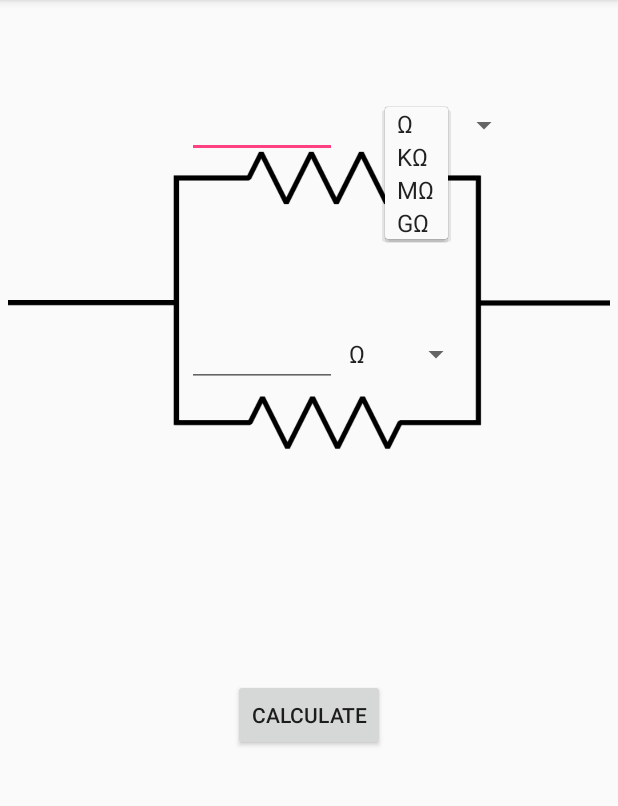
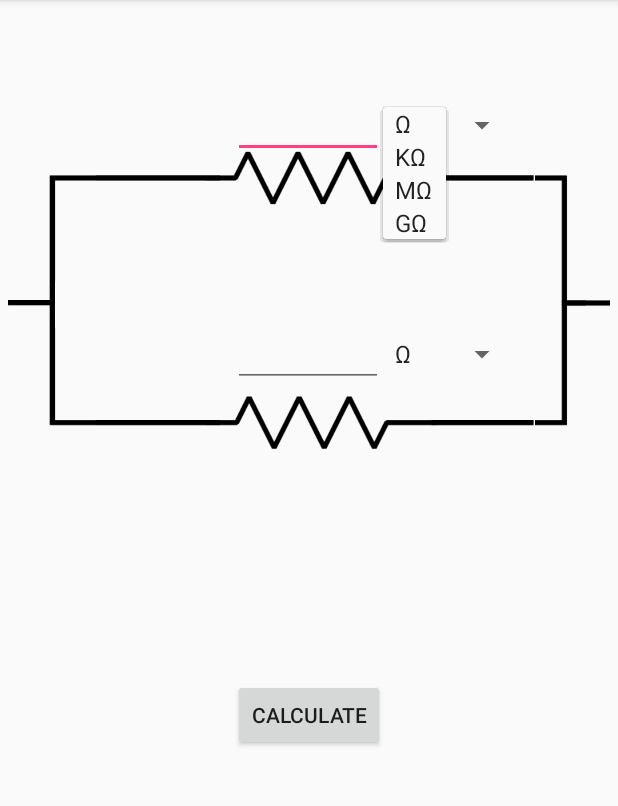
Before and after one commit to JonasKoppen/ResistorCalculator, an Android app: the resistor_parallel screen opened directly, with no data from a screen before it, after a tap on an icon or button, on a phone screen of 412 x 824 dp, the part 84-890 px from its top. Run offline under Robolectric (Android 15) with nearby library versions, the phone set to English and light mode, and no system bars.

Commit message:
serie en parallel klaar

```diff
--- a/app/src/main/java/ap/appoty/viktorsegers/jonaskoppen/resistorcalculator/resistor_parallel.java
+++ b/app/src/main/java/ap/appoty/viktorsegers/jonaskoppen/resistorcalculator/resistor_parallel.java
@@ -83,7 +83,7 @@ public class resistor_parallel extends AppCompatActivity {
             double R1 = Double.parseDouble(R1string) * R1multiplier;
             double R2 = Double.parseDouble(R2string) * R2multiplier;
 
-            double Rtotal = calculator.getWaarde(((R1*R2)/(R1+R2)));
+            double Rtotal = Math.round(calculator.getWaarde(((R1*R2)/(R1+R2))) * 1000000d) / 1000000d;
             String prefix = calculator.getPrefix(((R1*R2)/(R1+R2)));
             totalText.setText(Rtotal + prefix + "Ω");
         }
--- a/app/src/main/java/ap/appoty/viktorsegers/jonaskoppen/resistorcalculator/resistor_serie.java
+++ b/app/src/main/java/ap/appoty/viktorsegers/jonaskoppen/resistorcalculator/resistor_serie.java
@@ -83,7 +83,7 @@ public class resistor_serie extends AppCompatActivity {
             String R2string = R2Text.getText().toString();
             double R1 = Double.parseDouble(R1string) * R1multiplier;
             double R2 = Double.parseDouble(R2string) * R2multiplier;
-            double Rtotal = calculator.getWaarde((R1 + R2));
+            double Rtotal = Math.round(calculator.getWaarde((R1 + R2))*1000000d)*1000000d;
             String prefix = calculator.getPrefix((R1 + R2));
             totalText.setText(String.valueOf(Rtotal) + prefix + "Ω");
         }
--- a/app/src/main/res/layout/activity_resistor_parallel.xml
+++ b/app/src/main/res/layout/activity_resistor_parallel.xml
@@ -18,12 +18,10 @@
         android:id="@+id/editTextR1"
         android:layout_width="100dp"
         android:layout_height="wrap_content"
-        android:layout_alignEnd="@+id/btnCalculate"
         android:layout_alignParentTop="true"
-        android:layout_marginEnd="32dp"
+        android:layout_alignStart="@+id/btnCalculate"
         android:layout_marginTop="60dp"
-        android:ems="10"
-        android:inputType="numberDecimal" />
+        android:inputType="numberDecimal"/>
 
     <EditText
         android:id="@+id/editTextR2"
```
Also changed, not shown: app/src/main/res/drawable/parallel.png, app/src/main/res/drawable/serie.png.
